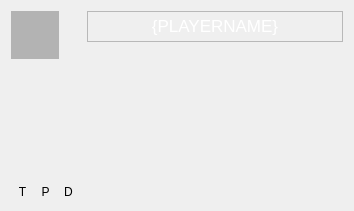
This is branches/macjariel/client/localplayerwidget.ui in kubos741/kbang as Qt 5 draws it before an edit. The edited form follows.
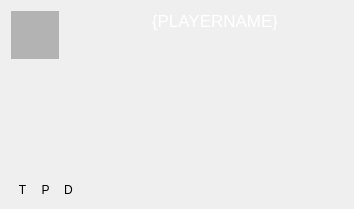
This is the edited form. Custom widgets are drawn as their Qt base class.

What changed in the file:
```diff
--- a/branches/macjariel/client/localplayerwidget.ui
+++ b/branches/macjariel/client/localplayerwidget.ui
@@ -1,12 +1,12 @@
 <ui version="4.0" >
  <class>LocalPlayerWidget</class>
- <widget class="QWidget" name="LocalPlayerWidget" >
-  <property name="geometry" >
+ <widget class="QWidget" name="LocalPlayerWidget">
+  <property name="geometry">
    <rect>
     <x>0</x>
     <y>0</y>
     <width>354</width>
-    <height>195</height>
+    <height>209</height>
    </rect>
   </property>
   <property name="sizePolicy" >
@@ -205,8 +205,8 @@
          <property name="styleSheet" >
           <string notr="true" >color: white;</string>
          </property>
-         <property name="frameShape" >
-          <enum>QFrame::StyledPanel</enum>
+         <property name="frameShape">
+          <enum>QFrame::NoFrame</enum>
          </property>
          <property name="text" >
           <string>{PLAYERNAME}</string>
```
Left out of the diff: 145 changed lines with no effect on the pictures.
